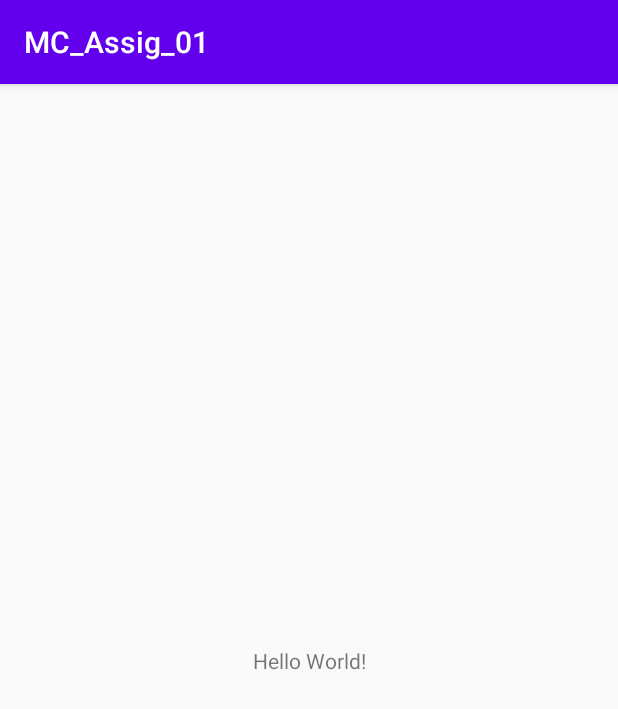
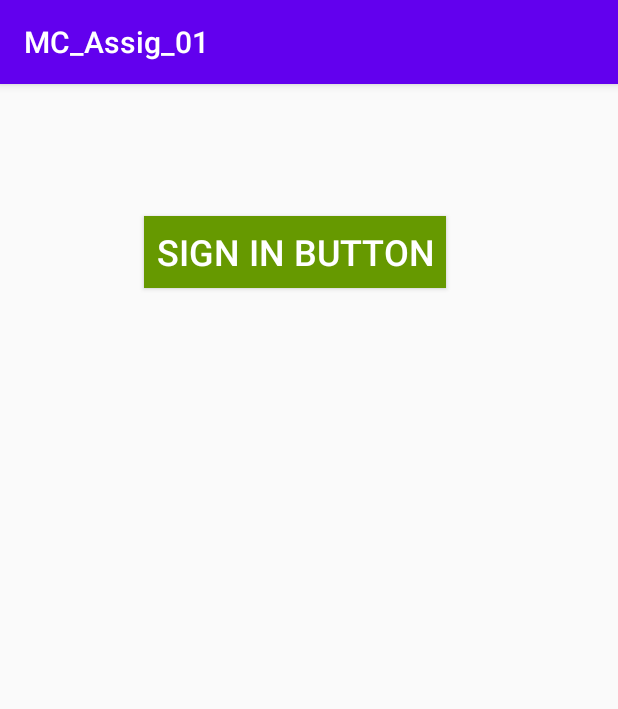
Before and after one commit to MianAnwar/MC_mc_assign_01, an Android app: the screen it shows after launch (MainActivity), on a phone screen of 412 x 824 dp. Shown: the top 709 px of the screen. Run offline under Robolectric (Android 15) with nearby library versions, the phone set to English and light mode, and no system bars.

Commit message:
my first widget is built, 'the Button: Sign In Button'

```diff
--- a/app/src/main/res/layout/activity_main.xml
+++ b/app/src/main/res/layout/activity_main.xml
@@ -6,13 +6,24 @@
     android:layout_height="match_parent"
     tools:context=".MainActivity">
 
-    <TextView
+
+    <Button
+        android:id="@+id/button"
         android:layout_width="wrap_content"
         android:layout_height="wrap_content"
-        android:text="Hello World!"
+        android:text="Sign In Button"
         app:layout_constraintBottom_toBottomOf="parent"
-        app:layout_constraintLeft_toLeftOf="parent"
-        app:layout_constraintRight_toRightOf="parent"
-        app:layout_constraintTop_toTopOf="parent" />
+        app:layout_constraintEnd_toEndOf="parent"
+        app:layout_constraintHorizontal_bias="0.455"
+        android:textSize="24.0dp"
+        android:paddingLeft="8dp"
+        android:paddingRight="8dp"
+        android:textColor="@android:color/white"
+        android:background="@android:color/holo_green_dark"
+        app:layout_constraintStart_toStartOf="parent"
+        app:layout_constraintTop_toTopOf="parent"
+        app:layout_constraintVertical_bias="0.122" />
+
+
 
 </androidx.constraintlayout.widget.ConstraintLayout>
```
